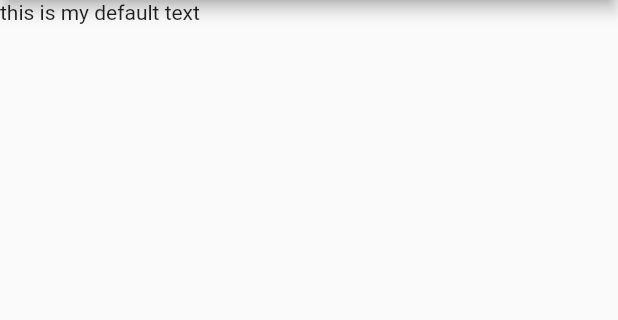
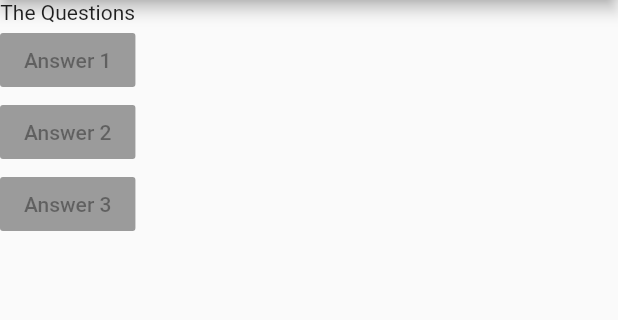
Before and after one commit to asep10001/udemy-flutter, a Flutter app: the screen it shows after launch, on a phone screen of 412 x 824 dp, the part 84-404 px from its top. Run offline on Flutter 3.47's test engine with Material 2 defaults, Android fonts, the phone set to English and light mode, and no system bars.

Commit message:
adding layout Widgets

```diff
--- a/lib/main.dart
+++ b/lib/main.dart
@@ -8,12 +8,32 @@ class MyApp extends StatelessWidget {
   @override
   // This widget is the root of your application.
   Widget build(BuildContext context) {
+    var questions = [
+      "What's your favorie color?",
+      "What's your favorite animal?"
+    ];
     return MaterialApp(
       home: Scaffold(
         appBar: AppBar(
           title: Text('My First App'),
         ),
-        body: Text('this is my default text'),
+        body: Column(
+          children: <Widget>[
+            Text('The Questions'),
+            RaisedButton(
+              onPressed: null,
+              child: Text('Answer 1'),
+            ),
+            RaisedButton(
+              onPressed: null,
+              child: Text('Answer 2'),
+            ),
+            RaisedButton(
+              onPressed: null,
+              child: Text('Answer 3'),
+            ),
+          ],
+        ),
       ),
     );
   }
```
